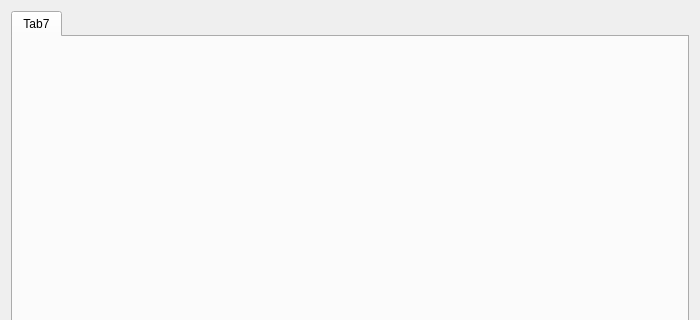
The window that comm_pkg/receiver_qt/mainwidget.ui (seolihan651/Intel-4th-Project) describes before a commit, drawn with Qt 5; both pictures show x 0 to 700 and y 0 to 320 of the 700 by 600 pixel window.
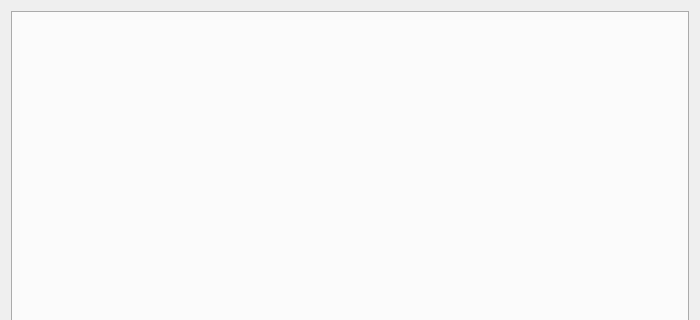
The same window after the commit.

Commit message: Qt Ui 개선(Camstart 시작 시 mesh_on/off.sh 실행

```diff
--- a/comm_pkg/receiver_qt/mainwidget.ui
+++ b/comm_pkg/receiver_qt/mainwidget.ui
@@ -19,11 +19,6 @@
      <property name="currentIndex">
       <number>0</number>
      </property>
-     <widget class="QWidget" name="pTab7">
-      <attribute name="title">
-       <string>Tab7</string>
-      </attribute>
-     </widget>
     </widget>
    </item>
   </layout>
```
Left out of the diff: 2 changed lines with no effect on the pictures. The commit also changes 7 other files.
